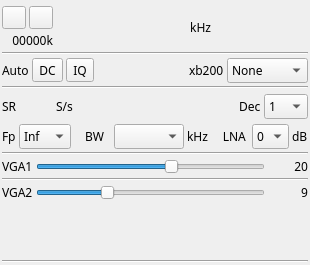
Above: plugins/samplesource/bladerfinput/bladerfinputgui.ui from f4exb/sdrangel before the change. Below: the same form after it.
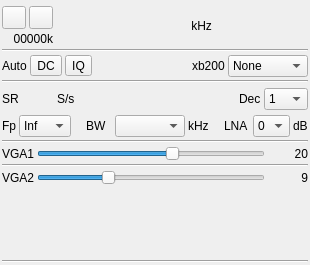
That is the form after the change. Icons and pictures are not drawn. Custom widgets are drawn as their Qt base class.

Commit message: Sample source plugins: use liberation font

The edit to the form file:
```diff
--- a/plugins/samplesource/bladerfinput/bladerfinputgui.ui
+++ b/plugins/samplesource/bladerfinput/bladerfinputgui.ui
@@ -24,7 +24,7 @@
   </property>
   <property name="font">
    <font>
-    <family>Sans Serif</family>
+    <family>Liberation Sans</family>
     <pointsize>9</pointsize>
    </font>
   </property>
@@ -127,7 +127,7 @@
        </property>
        <property name="font">
         <font>
-         <family>DejaVu Sans Mono</family>
+         <family>Liberation Mono</family>
          <pointsize>20</pointsize>
         </font>
        </property>
@@ -322,7 +322,7 @@
        </property>
        <property name="font">
         <font>
-         <family>DejaVu Sans Mono</family>
+         <family>Liberation Mono</family>
          <pointsize>12</pointsize>
         </font>
        </property>
```
Left out of the diff: 13 changed lines with no effect on the pictures. The commit also changes 15 other files.
